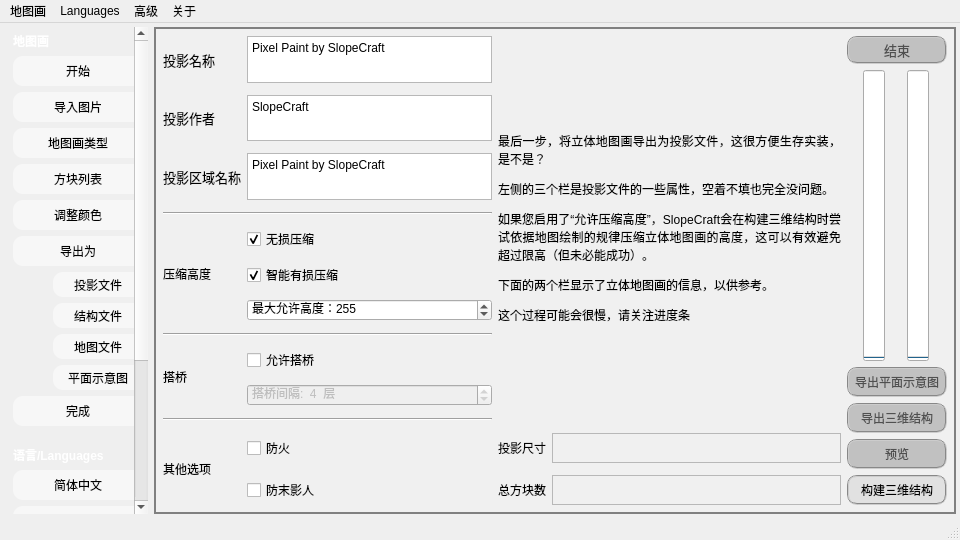
SlopeCraft/SlopeCraft, file SlopeCraftMain/others/mainwindow.ui: the form before one commit.
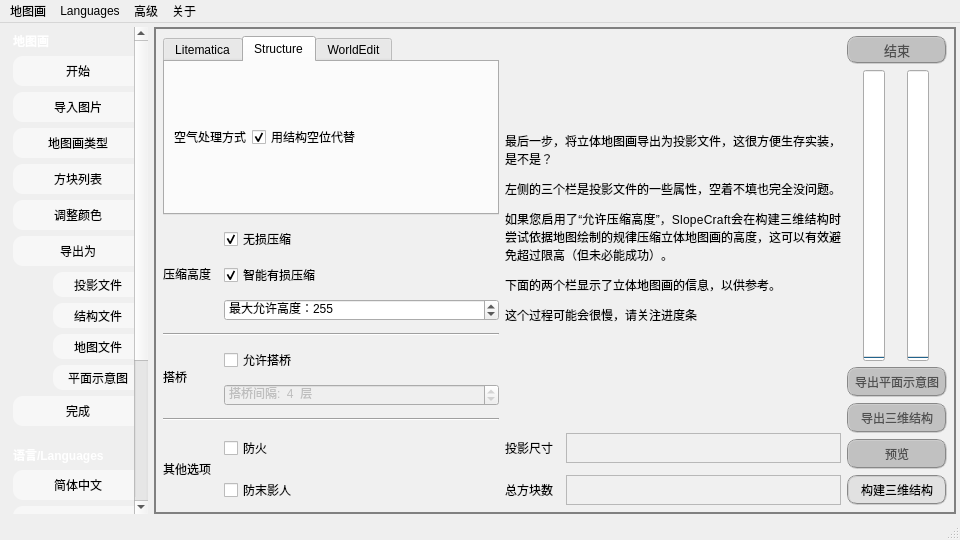
The form after the commit. The open tabs and pages were chosen to show the change. Icons and pictures are not drawn.

Patch:
```diff
--- a/SlopeCraftMain/others/mainwindow.ui
+++ b/SlopeCraftMain/others/mainwindow.ui
@@ -2335,35 +2335,20 @@
          <number>9</number>
         </property>
         <item>
-         <layout class="QGridLayout" name="gridLayout_2" rowstretch="0,0,0,0,0,0,0,0,0,0,0,0,0,0">
+         <layout class="QGridLayout" name="gridLayout_2" rowstretch="0,0,0,0,0,0,0,0,0,0,0,0,0,0" columnstretch="1,5,1,5">
           <property name="rightMargin">
            <number>0</number>
           </property>
           <property name="verticalSpacing">
            <number>12</number>
           </property>
-          <item row="0" column="1">
-           <widget class="QPlainTextEdit" name="InputLiteName">
-            <property name="sizePolicy">
-             <sizepolicy hsizetype="Preferred" vsizetype="Minimum">
-              <horstretch>0</horstretch>
-              <verstretch>0</verstretch>
-             </sizepolicy>
-            </property>
-            <property name="minimumSize">
-             <size>
-              <width>0</width>
-              <height>30</height>
-             </size>
-            </property>
+          <item row="12" column="2">
+           <widget class="QLabel" name="label_4">
             <property name="font">
              <font/>
             </property>
-            <property name="accessibleName">
-             <string notr="true"/>
-            </property>
-            <property name="plainText">
-             <string notr="true">Pixel Paint by SlopeCraft</string>
+            <property name="text">
+             <string>投影尺寸</string>
             </property>
            </widget>
           </item>
@@ -2380,6 +2365,84 @@
             </property>
            </widget>
           </item>
+          <item row="8" column="1">
+           <widget class="QCheckBox" name="allowGlassBridge">
+            <property name="toolTip">
+             <string>方便建造，耗费玻璃</string>
+            </property>
+            <property name="text">
+             <string>允许搭桥</string>
+            </property>
+           </widget>
+          </item>
+          <item row="12" column="3">
+           <widget class="QLabel" name="ShowLiteXYZ">
+            <property name="sizePolicy">
+             <sizepolicy hsizetype="Expanding" vsizetype="Preferred">
+              <horstretch>0</horstretch>
+              <verstretch>0</verstretch>
+             </sizepolicy>
+            </property>
+            <property name="minimumSize">
+             <size>
+              <width>0</width>
+              <height>30</height>
+             </size>
+            </property>
+            <property name="font">
+             <font/>
+            </property>
+            <property name="frameShape">
+             <enum>QFrame::StyledPanel</enum>
+            </property>
+            <property name="text">
+             <string/>
+            </property>
+           </widget>
+          </item>
+          <item row="13" column="2">
+           <widget class="QLabel" name="label_5">
+            <property name="font">
+             <font/>
+            </property>
+            <property name="text">
+             <string>总方块数</string>
+            </property>
+           </widget>
+          </item>
+          <item row="12" column="0" rowspan="2">
+           <widget class="QLabel" name="label_38">
+            <property name="frameShape">
+             <enum>QFrame::NoFrame</enum>
+            </property>
+            <property name="text">
+             <string>其他选项</string>
+            </property>
+           </widget>
+          </item>
+          <item row="8" column="0" rowspan="3">
+           <widget class="QLabel" name="label_37">
+            <property name="text">
+             <string>搭桥</string>
+            </property>
+           </widget>
+          </item>
+          <item row="9" column="1" rowspan="2">
+           <widget class="QSpinBox" name="glassBridgeInterval">
+            <property name="enabled">
+             <bool>false</bool>
+            </property>
+            <property name="suffix">
+             <string>  层</string>
+            </property>
+            <property name="prefix">
+             <string>搭桥间隔:  </string>
+            </property>
+            <property name="value">
+             <number>4</number>
+            </property>
+           </widget>
+          </item>
           <item row="7" column="0" colspan="2">
            <widget class="Line" name="line_4">
             <property name="orientation">
@@ -2387,6 +2450,64 @@
             </property>
            </widget>
           </item>
+          <item row="12" column="1">
+           <widget class="QCheckBox" name="allowAntiFire">
+            <property name="toolTip">
+             <string>用玻璃包围防火方块</string>
+            </property>
+            <property name="text">
+             <string>防火</string>
+            </property>
+           </widget>
+          </item>
+          <item row="4" column="0" rowspan="3">
+           <widget class="QLabel" name="label_34">
+            <property name="font">
+             <font/>
+            </property>
+            <property name="frameShape">
+             <enum>QFrame::NoFrame</enum>
+            </property>
+            <property name="text">
+             <string>压缩高度</string>
+            </property>
+           </widget>
+          </item>
+          <item row="13" column="1">
+           <widget class="QCheckBox" name="allowAntiEnderman">
+            <property name="enabled">
+             <bool>true</bool>
+            </property>
+            <property name="toolTip">
+             <string>用玻璃包围可偷方块</string>
+            </property>
+            <property name="text">
+             <string>防末影人</string>
+            </property>
+            <property name="checked">
+             <bool>false</bool>
+            </property>
+           </widget>
+          </item>
+          <item row="0" column="2" rowspan="12" colspan="2">
+           <widget class="QLabel" name="label_12">
+            <property name="sizePolicy">
+             <sizepolicy hsizetype="Expanding" vsizetype="Expanding">
+              <horstretch>0</horstretch>
+              <verstretch>0</verstretch>
+             </sizepolicy>
+            </property>
+            <property name="font">
+             <font/>
+            </property>
+            <property name="text">
+             <string>&lt;html&gt;&lt;head/&gt;&lt;body&gt;&lt;p align=&quot;justify&quot;&gt;最后一步，将立体地图画导出为投影文件，这很方便生存实装，是不是？&lt;/p&gt;&lt;p align=&quot;justify&quot;&gt;左侧的三个栏是投影文件的一些属性，空着不填也完全没问题。&lt;/p&gt;&lt;p align=&quot;justify&quot;&gt;如果您启用了“允许压缩高度”，SlopeCraft会在构建三维结构时尝试依据地图绘制的规律压缩立体地图画的高度，这可以有效避免超过限高（但未必能成功）。&lt;/p&gt;&lt;p align=&quot;justify&quot;&gt;下面的两个栏显示了立体地图画的信息，以供参考。&lt;/p&gt;&lt;p align=&quot;justify&quot;&gt;这个过程可能会很慢，请关注进度条&lt;/p&gt;&lt;/body&gt;&lt;/html&gt;</string>
+            </property>
+            <property name="wordWrap">
+             <bool>true</bool>
+            </property>
+           </widget>
+          </item>
           <item row="6" column="1">
            <widget class="QSpinBox" name="maxHeight">
             <property name="enabled">
@@ -2418,31 +2539,6 @@
             </property>
            </widget>
           </item>
-          <item row="12" column="3">
-           <widget class="QLabel" name="ShowLiteXYZ">
-            <property name="sizePolicy">
-             <sizepolicy hsizetype="Expanding" vsizetype="Preferred">
-              <horstretch>0</horstretch>
-              <verstretch>0</verstretch>
-             </sizepolicy>
-            </property>
-            <property name="minimumSize">
-             <size>
-              <width>0</width>
-              <height>30</height>
-             </size>
-            </property>
-            <property name="font">
-             <font/>
-            </property>
-            <property name="frameShape">
-             <enum>QFrame::StyledPanel</enum>
-            </property>
-            <property name="text">
-             <string/>
-            </property>
-           </widget>
-          </item>
           <item row="5" column="1">
            <widget class="QCheckBox" name="AllowForcedOpti">
             <property name="enabled">
@@ -2459,41 +2555,6 @@
             </property>
            </widget>
           </item>
-          <item row="0" column="0">
-           <widget class="QLabel" name="label_3">
-            <property name="font">
-             <font>
-              <pointsize>10</pointsize>
-             </font>
-            </property>
-            <property name="text">
-             <string>投影名称</string>
-            </property>
-           </widget>
-          </item>
-          <item row="13" column="2">
-           <widget class="QLabel" name="label_5">
-            <property name="font">
-             <font/>
-            </property>
-            <property name="text">
-             <string>总方块数</string>
-            </property>
-           </widget>
-          </item>
-          <item row="4" column="0" rowspan="3">
-           <widget class="QLabel" name="label_34">
-            <property name="font">
-             <font/>
-            </property>
-            <property name="frameShape">
-             <enum>QFrame::NoFrame</enum>
-            </property>
-            <property name="text">
-             <string>压缩高度</string>
-            </property>
-           </widget>
-          </item>
           <item row="13" column="3">
            <widget class="QLabel" name="ShowLiteBlocks">
             <property name="minimumSize">
@@ -2513,36 +2574,29 @@
             </property>
            </widget>
           </item>
-          <item row="3" column="0" colspan="2">
-           <widget class="Line" name="line_6">
+          <item row="11" column="0" colspan="2">
+           <widget class="Line" name="line_5">
             <property name="orientation">
              <enum>Qt::Horizontal</enum>
             </property>
            </widget>
           </item>
-          <item row="12" column="1">
-           <widget class="QCheckBox" name="allowAntiFire">
-            <property name="text">
-             <string>防火</string>
+          <item row="0" column="0" rowspan="4" colspan="2">
+           <widget class="QTabWidget" name="tabWidget">
+            <property name="accessibleName">
+             <string/>
             </property>
-           </widget>
-          </item>
-          <item row="9" column="1" rowspan="2">
-           <widget class="QSpinBox" name="glassBridgeInterval">
-            <property name="enabled">
-             <bool>false</bool>
+            <property name="accessibleDescription">
+             <string/>
             </property>
-            <property name="suffix">
-             <string>  层</string>
+            <property name="currentIndex">
+             <number>2</number>
             </property>
-            <property name="prefix">
-             <string>搭桥间隔:  </string>
-            </property>
-            <property name="value">
-             <number>4</number>
-            </property>
-           </widget>
-          </item>
+            <widget class="QWidget" name="tabLitematica">
+             <attribute name="title">
+              <string notr="true">Litematica</string>
+             </attribute>
+             <layout class="QGridLayout" name="gridLayout_14" columnstretch="1,5">
           <item row="1" column="1">
            <widget class="QPlainTextEdit" name="InputAuthor">
             <property name="sizePolicy">
@@ -2568,18 +2622,20 @@
             </property>
            </widget>
           </item>
-          <item row="12" column="2">
-           <widget class="QLabel" name="label_4">
+              <item row="0" column="0">
+               <widget class="QLabel" name="label_3">
             <property name="font">
-             <font/>
+                 <font>
+                  <pointsize>10</pointsize>
+                 </font>
             </property>
             <property name="text">
-             <string>投影尺寸</string>
+                 <string>投影名称</string>
             </property>
            </widget>
           </item>
-          <item row="2" column="1">
-           <widget class="QPlainTextEdit" name="InputRegionName">
+              <item row="0" column="1">
+               <widget class="QPlainTextEdit" name="InputLiteName">
             <property name="sizePolicy">
              <sizepolicy hsizetype="Preferred" vsizetype="Minimum">
               <horstretch>0</horstretch>
@@ -2603,13 +2659,6 @@
             </property>
            </widget>
           </item>
-          <item row="8" column="1">
-           <widget class="QCheckBox" name="allowGlassBridge">
-            <property name="text">
-             <string>允许搭桥</string>
-            </property>
-           </widget>
-          </item>
           <item row="1" column="0">
            <widget class="QLabel" name="label_2">
             <property name="font">
@@ -2622,19 +2671,6 @@
             </property>
            </widget>
           </item>
-          <item row="13" column="1">
-           <widget class="QCheckBox" name="allowAntiEnderman">
-            <property name="enabled">
-             <bool>true</bool>
-            </property>
-            <property name="text">
-             <string>防末影人</string>
-            </property>
-            <property name="checked">
-             <bool>false</bool>
-            </property>
-           </widget>
-          </item>
           <item row="2" column="0">
            <widget class="QLabel" name="label">
             <property name="font">
@@ -2647,34 +2683,10 @@
             </property>
            </widget>
           </item>
-          <item row="12" column="0" rowspan="2">
-           <widget class="QLabel" name="label_38">
-            <property name="frameShape">
-             <enum>QFrame::NoFrame</enum>
-            </property>
-            <property name="text">
-             <string>其他选项</string>
-            </property>
-           </widget>
-          </item>
-          <item row="8" column="0" rowspan="3">
-           <widget class="QLabel" name="label_37">
-            <property name="text">
-             <string>搭桥</string>
-            </property>
-           </widget>
-          </item>
-          <item row="11" column="0" colspan="2">
-           <widget class="Line" name="line_5">
-            <property name="orientation">
-             <enum>Qt::Horizontal</enum>
-            </property>
-           </widget>
-          </item>
-          <item row="0" column="2" rowspan="12" colspan="2">
-           <widget class="QLabel" name="label_12">
+              <item row="2" column="1">
+               <widget class="QPlainTextEdit" name="InputRegionName">
             <property name="sizePolicy">
-             <sizepolicy hsizetype="Expanding" vsizetype="Expanding">
+                 <sizepolicy hsizetype="Preferred" vsizetype="Minimum">
               <horstretch>0</horstretch>
               <verstretch>0</verstretch>
              </sizepolicy>
@@ -2682,12 +2694,54 @@
             <property name="font">
              <font/>
             </property>
+                <property name="accessibleName">
+                 <string notr="true"/>
+                </property>
+                <property name="plainText">
+                 <string notr="true">Pixel Paint by SlopeCraft</string>
+                </property>
+               </widget>
+              </item>
+             </layout>
+            </widget>
+            <widget class="QWidget" name="tabStructure">
+             <attribute name="title">
+              <string>Structure</string>
+             </attribute>
+             <layout class="QGridLayout" name="gridLayout_15" columnstretch="1,5">
+              <item row="0" column="0">
+               <widget class="QLabel" name="label_39">
             <property name="text">
-             <string>&lt;html&gt;&lt;head/&gt;&lt;body&gt;&lt;p align=&quot;justify&quot;&gt;最后一步，将立体地图画导出为投影文件，这很方便生存实装，是不是？&lt;/p&gt;&lt;p align=&quot;justify&quot;&gt;左侧的三个栏是投影文件的一些属性，空着不填也完全没问题。&lt;/p&gt;&lt;p align=&quot;justify&quot;&gt;如果您启用了“允许压缩高度”，SlopeCraft会在构建三维结构时尝试依据地图绘制的规律压缩立体地图画的高度，这可以有效避免超过限高（但未必能成功）。&lt;/p&gt;&lt;p align=&quot;justify&quot;&gt;下面的两个栏显示了立体地图画的信息，以供参考。&lt;/p&gt;&lt;p align=&quot;justify&quot;&gt;这个过程可能会很慢，请关注进度条&lt;/p&gt;&lt;/body&gt;&lt;/html&gt;</string>
-            </property>
-            <property name="wordWrap">
+                 <string>空气处理方式</string>
+                </property>
+               </widget>
+              </item>
+              <item row="0" column="1">
+               <widget class="QCheckBox" name="checkBox">
+                <property name="toolTip">
+                 <string>节省大量存储空间</string>
+                </property>
+                <property name="whatsThis">
+                 <string/>
+                </property>
+                <property name="accessibleDescription">
+                 <string/>
+                </property>
+                <property name="text">
+                 <string>用结构空位代替</string>
+                </property>
+                <property name="checked">
              <bool>true</bool>
             </property>
+               </widget>
+              </item>
+             </layout>
+            </widget>
+            <widget class="QWidget" name="tabWorldEdit">
+             <attribute name="title">
+              <string notr="true">WorldEdit</string>
+             </attribute>
+            </widget>
            </widget>
           </item>
          </layout>
```
Left out of the diff: 275 changed lines with no effect on the pictures. Lines whose indentation alone changed are shown as unchanged.
